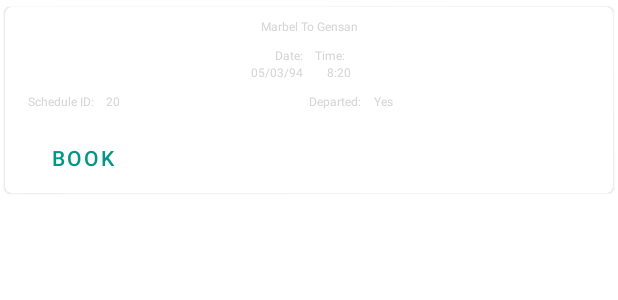
After one commit to philipborbon/RideBooking.Android, an Android app: the layout layout_schedule.xml on its own in the app's theme, with its tools: preview values and no code run, on a phone screen of 412 x 824 dp. The commit adds this screen. Shown: the top 300 px of the screen. Run offline under Robolectric (Android 15) with nearby library versions, the phone set to English and light mode, and no system bars.

Commit message:
Show active schedules

```diff
--- /dev/null
+++ b/app/src/main/res/layout/layout_schedule.xml
@@ -0,0 +1,157 @@
+<?xml version="1.0" encoding="utf-8"?>
+<com.google.android.material.card.MaterialCardView
+        xmlns:android="http://schemas.android.com/apk/res/android"
+        xmlns:tools="http://schemas.android.com/tools"
+        xmlns:app="http://schemas.android.com/apk/res-auto"
+        android:orientation="vertical"
+        android:layout_width="match_parent"
+        android:layout_height="wrap_content"
+        app:cardUseCompatPadding="true">
+
+    <LinearLayout
+            android:layout_width="match_parent"
+            android:layout_height="wrap_content"
+            android:paddingTop="@dimen/material_layout_keylines_screen_edge_margin"
+            android:paddingStart="@dimen/material_layout_keylines_screen_edge_margin"
+            android:paddingEnd="@dimen/material_layout_keylines_screen_edge_margin"
+            android:orientation="vertical">
+
+        <LinearLayout
+                android:layout_width="match_parent"
+                android:layout_height="wrap_content"
+                android:orientation="vertical">
+
+            <TextView
+                    android:id="@+id/display_route"
+                    android:layout_width="match_parent"
+                    android:layout_height="wrap_content"
+                    android:textSize="@dimen/material_typography_headline"
+                    tools:text="Marbel To Gensan"
+                    android:gravity="center"
+                    android:textColor="@color/material_light_black"/>
+
+            <LinearLayout
+                    android:layout_width="match_parent"
+                    android:layout_height="wrap_content"
+                    android:orientation="horizontal"
+                    android:layout_marginTop="@dimen/material_layout_vertical_spacing_between_content_areas">
+
+                <LinearLayout
+                        android:layout_weight="1"
+                        android:layout_width="0dp"
+                        android:layout_height="wrap_content"
+                        android:gravity="end"
+                        android:orientation="vertical">
+
+                    <TextView
+                            android:layout_width="wrap_content"
+                            android:layout_height="wrap_content"
+                            android:textColor="@color/material_light_black"
+                            android:textSize="@dimen/material_typography_body1"
+                            android:text="Date:"/>
+
+                    <TextView
+                            android:id="@+id/display_date"
+                            android:layout_width="wrap_content"
+                            android:layout_height="wrap_content"
+                            android:textSize="@dimen/material_typography_headline"
+                            tools:text="05/03/94"
+                            android:textColor="@color/material_light_black"
+                            android:layout_marginStart="@dimen/material_layout_vertical_spacing_between_content_areas"/>
+
+                </LinearLayout>
+
+                <LinearLayout
+                        android:layout_weight="1"
+                        android:layout_width="0dp"
+                        android:layout_height="wrap_content"
+                        android:layout_marginStart="@dimen/material_layout_vertical_spacing_between_content_areas"
+                        android:orientation="vertical">
+
+                    <TextView
+                            android:layout_width="wrap_content"
+                            android:layout_height="wrap_content"
+                            android:textColor="@color/material_light_black"
+                            android:textSize="@dimen/material_typography_body1"
+                            android:text="Time:"/>
+
+                    <TextView
+                            android:id="@+id/display_time"
+                            android:layout_width="wrap_content"
+                            android:layout_height="wrap_content"
+                            android:textSize="@dimen/material_typography_headline"
+                            tools:text="8:20"
+                            android:textColor="@color/material_light_black"
+                            android:layout_marginStart="@dimen/material_layout_vertical_spacing_between_content_areas"/>
+
+                </LinearLayout>
+
+            </LinearLayout>
+
+            <LinearLayout
+                    android:layout_width="match_parent"
+                    android:layout_height="wrap_content"
+                    android:orientation="horizontal"
+                    android:layout_margin="@dimen/material_layout_vertical_spacing_between_content_areas">
+
+                <LinearLayout
+                        android:layout_weight="1"
+                        android:layout_width="0dp"
+                        android:layout_height="wrap_content"
+                        android:orientation="horizontal">
+
+                    <TextView
+                            android:layout_width="wrap_content"
+                            android:layout_height="wrap_content"
+                            android:text="Schedule ID:"
+                            android:textSize="@dimen/material_typography_body1"
+                            android:textColor="@color/material_light_black"/>
+
+                    <TextView
+                            android:id="@+id/display_id"
+                            android:layout_width="wrap_content"
+                            android:layout_height="wrap_content"
+                            android:textSize="@dimen/material_typography_headline"
+                            tools:text="20"
+                            android:textColor="@color/material_light_black"
+                            android:layout_marginStart="@dimen/material_layout_vertical_spacing_between_content_areas"/>
+
+                </LinearLayout>
+
+                <LinearLayout
+                        android:layout_weight="1"
+                        android:layout_width="0dp"
+                        android:layout_height="wrap_content"
+                        android:orientation="horizontal">
+
+                    <TextView
+                            android:layout_width="wrap_content"
+                            android:layout_height="wrap_content"
+                            android:textColor="@color/material_light_black"
+                            android:textSize="@dimen/material_typography_body1"
+                            android:text="Departed:"/>
+
+                    <TextView
+                            android:id="@+id/display_departed"
+                            android:layout_width="wrap_content"
+                            android:layout_height="wrap_content"
+                            android:textSize="@dimen/material_typography_headline"
+                            tools:text="Yes"
+                            android:textColor="@color/material_light_black"
+                            android:layout_marginStart="@dimen/material_layout_vertical_spacing_between_content_areas"/>
+
+                </LinearLayout>
+
+            </LinearLayout>
+
+        </LinearLayout>
+
+        <com.google.android.material.button.MaterialButton
+                android:layout_width="wrap_content"
+                android:layout_height="wrap_content"
+                android:text="Book"
+                style="@style/Widget.MaterialComponents.Button.TextButton"/>
+
+    </LinearLayout>
+
+</com.google.android.material.card.MaterialCardView>
```
Also changed, not shown: app/src/main/java/com/cashlessride/booking/adapter/RideScheduleAdapter.kt (added, +47 -0 lines), app/src/main/java/com/cashlessride/booking/data/RideSchedule.kt (added, +33 -0 lines), app/src/main/java/com/cashlessride/booking/data/Route.kt (added, +21 -0 lines), app/src/main/java/com/cashlessride/booking/data/ScheduleRoute.kt (added, +17 -0 lines), app/src/main/java/com/cashlessride/booking/data/Vehicle.kt (added, +21 -0 lines), app/src/main/java/com/cashlessride/booking/manager/APIManager.kt (+32 -4 lines), app/src/main/java/com/cashlessride/booking/manager/CashlessRideService.kt (+5 -4 lines), app/src/main/java/com/cashlessride/booking/ui/MainActivity.kt (+47 -0 lines), app/src/main/res/layout/content_main.xml (+15 -10 lines).
